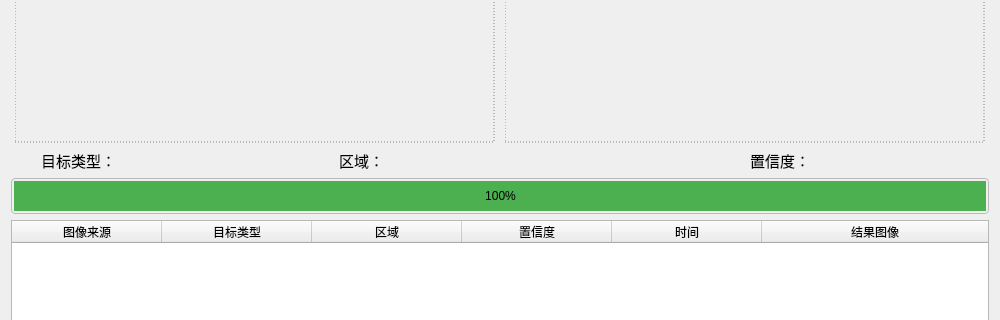
Old version of the form LearnCPPOpenCV.ui in the repository ggggjlgl/LearnCPP-OpenCV; both pictures show x 0 to 1000 and y 384 to 704 of the 1000 by 800 pixel window.
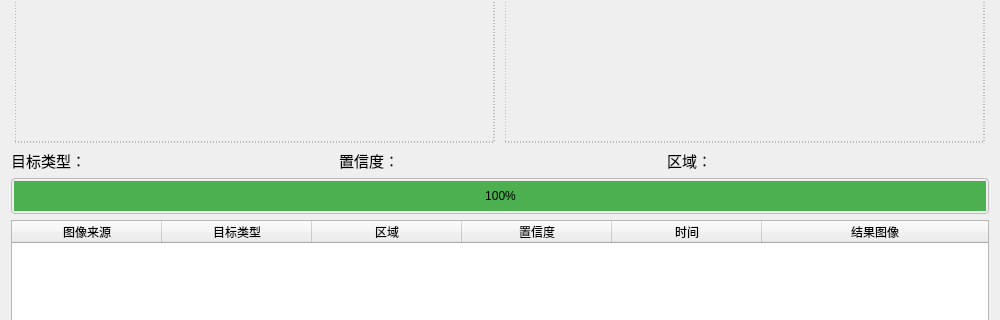
New version of the form.

Diff of the .ui file:
```diff
--- a/LearnCPPOpenCV.ui
+++ b/LearnCPPOpenCV.ui
@@ -111,58 +111,34 @@
        </layout>
       </item>
       <item>
-       <layout class="QHBoxLayout" name="horizontalLayout_5" stretch="1,1,1,2,1,1">
-        <item>
-         <widget class="QLabel" name="label_4">
-          <property name="text">
-           <string>目标类型：</string>
-          </property>
-          <property name="alignment">
-           <set>Qt::AlignmentFlag::AlignCenter</set>
-          </property>
-         </widget>
-        </item>
+       <layout class="QHBoxLayout" name="horizontalLayout_5" stretch="1,1,1">
         <item>
          <widget class="QLabel" name="lbTarget">
           <property name="text">
-           <string/>
+           <string>目标类型：</string>
           </property>
-         </widget>
-        </item>
-        <item>
-         <widget class="QLabel" name="label_6">
-          <property name="text">
-           <string>区域：</string>
-          </property>
           <property name="alignment">
-           <set>Qt::AlignmentFlag::AlignCenter</set>
-          </property>
-         </widget>
-        </item>
-        <item>
-         <widget class="QLabel" name="lbArea">
-          <property name="text">
-           <string/>
-          </property>
-          <property name="alignment">
-           <set>Qt::AlignmentFlag::AlignCenter</set>
-          </property>
-         </widget>
-        </item>
-        <item>
-         <widget class="QLabel" name="label_8">
-          <property name="text">
-           <string>置信度：</string>
-          </property>
-          <property name="alignment">
-           <set>Qt::AlignmentFlag::AlignCenter</set>
+           <set>Qt::AlignmentFlag::AlignLeading|Qt::AlignmentFlag::AlignLeft|Qt::AlignmentFlag::AlignVCenter</set>
           </property>
          </widget>
         </item>
         <item>
          <widget class="QLabel" name="lbConf">
           <property name="text">
-           <string/>
+           <string>置信度：</string>
+          </property>
+          <property name="alignment">
+           <set>Qt::AlignmentFlag::AlignLeading|Qt::AlignmentFlag::AlignLeft|Qt::AlignmentFlag::AlignVCenter</set>
+          </property>
+         </widget>
+        </item>
+        <item>
+         <widget class="QLabel" name="lbArea">
+          <property name="text">
+           <string>区域：</string>
+          </property>
+          <property name="alignment">
+           <set>Qt::AlignmentFlag::AlignLeading|Qt::AlignmentFlag::AlignLeft|Qt::AlignmentFlag::AlignVCenter</set>
           </property>
          </widget>
         </item>
```
